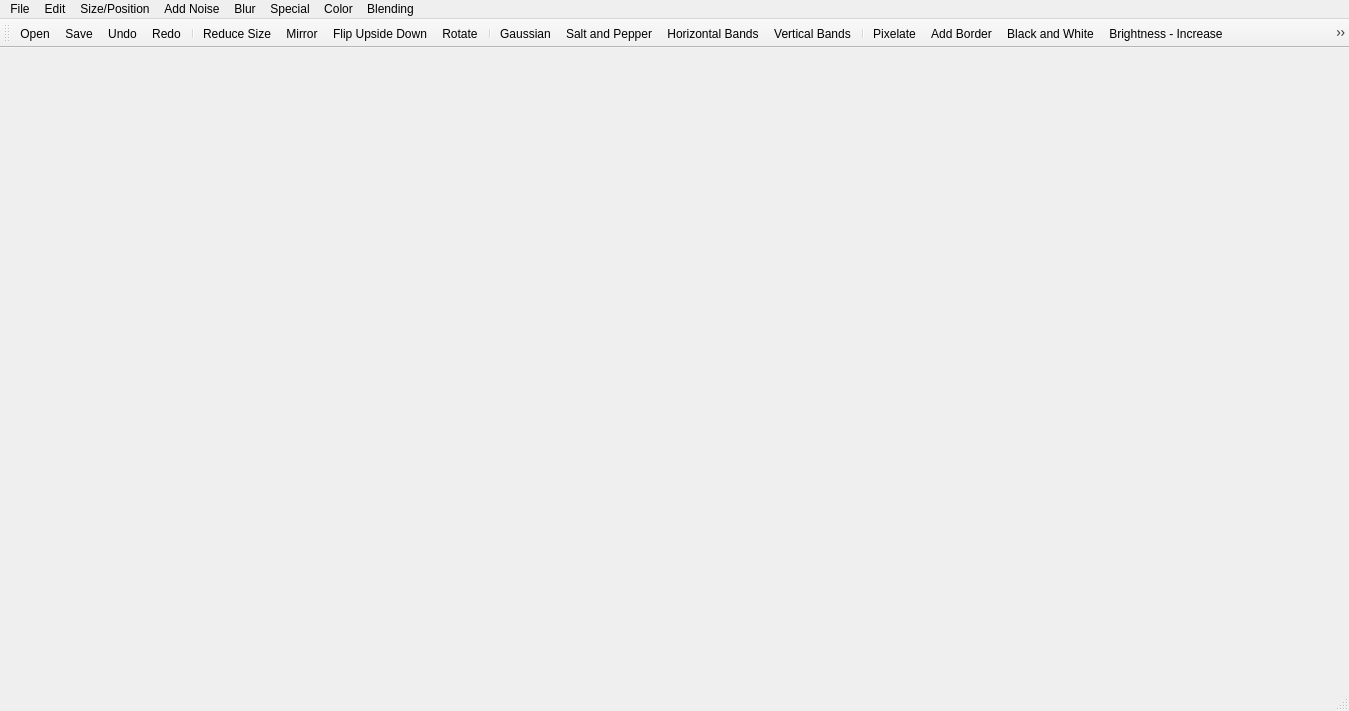
The window that ui_image_manager.ui (muhammadalics/Image-Editor-and-Manager) describes before a commit, drawn with Qt 5.
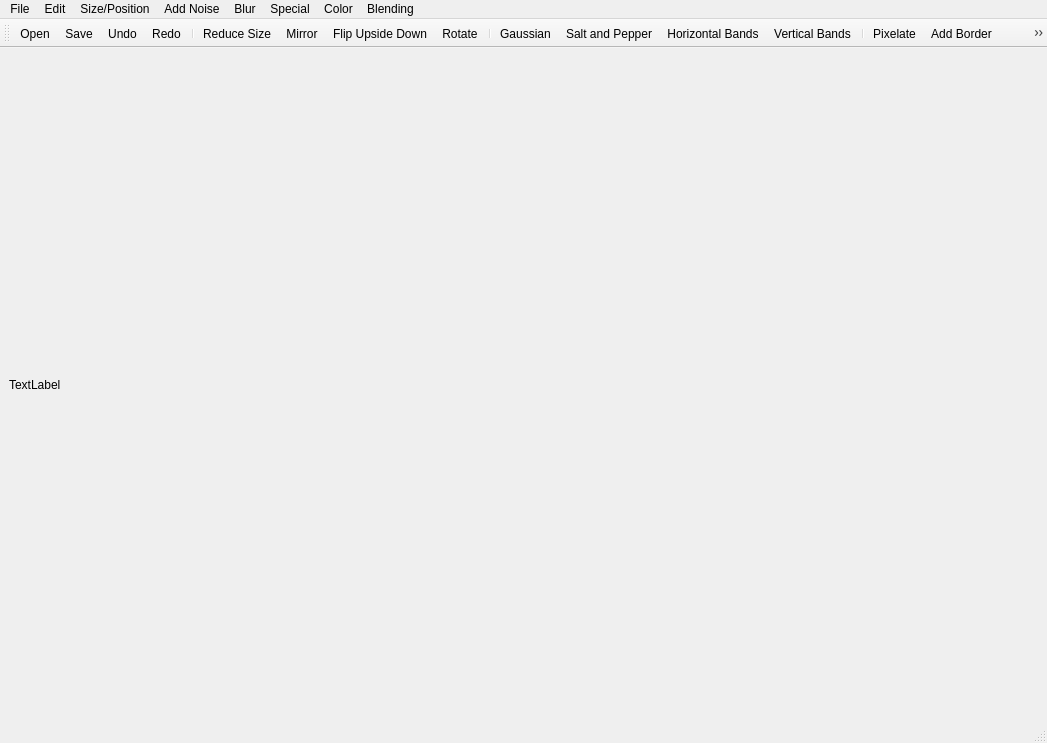
The same window after the commit. Icons and pictures are not drawn.

```diff
--- a/ui_image_manager.ui
+++ b/ui_image_manager.ui
@@ -6,20 +6,30 @@
    <rect>
     <x>0</x>
     <y>0</y>
-    <width>1349</width>
-    <height>711</height>
+    <width>1047</width>
+    <height>743</height>
    </rect>
   </property>
   <property name="windowTitle">
    <string>MainWindow</string>
   </property>
-  <widget class="QWidget" name="centralwidget"/>
+  <widget class="QWidget" name="centralwidget">
+   <layout class="QHBoxLayout" name="horizontalLayout">
+    <item>
+     <widget class="QLabel" name="label">
+      <property name="text">
+       <string>TextLabel</string>
+      </property>
+     </widget>
+    </item>
+   </layout>
+  </widget>
   <widget class="QMenuBar" name="menubar">
    <property name="geometry">
     <rect>
      <x>0</x>
      <y>0</y>
-     <width>1349</width>
+     <width>1047</width>
      <height>21</height>
     </rect>
    </property>
```
Left out of the diff: 2 changed lines with no effect on the pictures.
